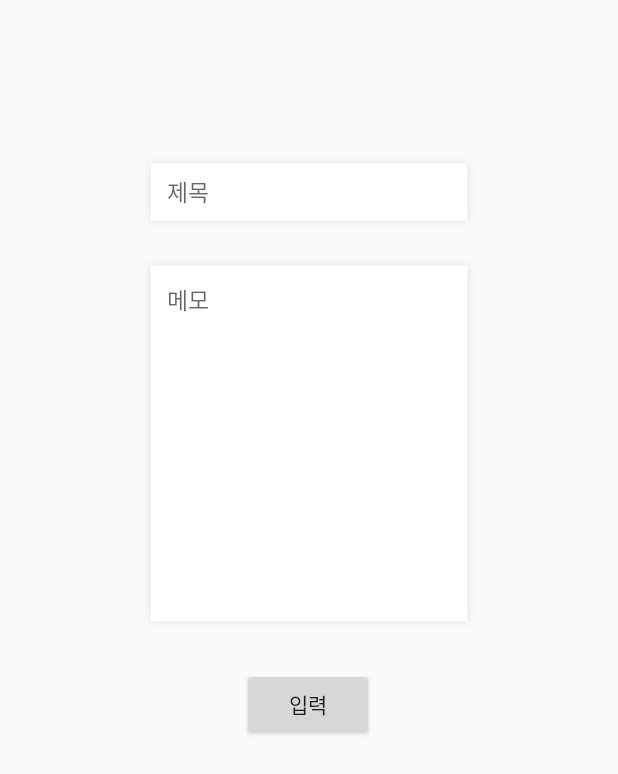
After one commit to mtw9411/2019_Khuthon, an Android app: the layout etc_dialog.xml on its own in the app's theme, with its tools: preview values and no code run, on a phone screen of 412 x 824 dp. The commit adds this screen. Shown: the top 774 px of the screen. Run offline under Robolectric (Android 15) with nearby library versions, the phone set to English and light mode, and no system bars.

Commit message:
etc 완성

```diff
--- a/Khuthon2019/app/src/main/res/layout/activity_memo4.xml
+++ b/Khuthon2019/app/src/main/res/layout/activity_memo4.xml
@@ -41,7 +41,7 @@
         app:layout_constraintTop_toBottomOf="@+id/topbar" />
 
     <ImageView
-        android:id="@+id/imageView7"
+        android:id="@+id/etc_plusbutton"
         android:layout_width="25dp"
         android:layout_height="25dp"
         android:layout_marginEnd="24dp"
--- /dev/null
+++ b/Khuthon2019/app/src/main/res/layout/etc_dialog.xml
@@ -0,0 +1,59 @@
+<?xml version="1.0" encoding="utf-8"?>
+<android.support.constraint.ConstraintLayout
+    xmlns:android="http://schemas.android.com/apk/res/android"
+    xmlns:app="http://schemas.android.com/apk/res-auto"
+    xmlns:tools="http://schemas.android.com/tools"
+    android:layout_width="match_parent"
+    android:layout_height="match_parent">
+
+    <EditText
+        android:id="@+id/etc_diatitle"
+        android:layout_width="wrap_content"
+        android:layout_height="wrap_content"
+        android:layout_marginStart="8dp"
+        android:layout_marginLeft="8dp"
+        android:layout_marginTop="100dp"
+        android:layout_marginEnd="8dp"
+        android:layout_marginRight="8dp"
+        android:background="@mipmap/etcname"
+        android:ems="10"
+        android:hint="제목"
+        android:inputType="textPersonName"
+        android:paddingStart="20sp"
+        android:paddingEnd="20sp"
+        android:textSize="15sp"
+        app:layout_constraintEnd_toEndOf="parent"
+        app:layout_constraintStart_toStartOf="parent"
+        app:layout_constraintTop_toTopOf="parent" />
+
+    <EditText
+        android:id="@+id/etc_diacont"
+        android:layout_width="wrap_content"
+        android:layout_height="wrap_content"
+
+        android:layout_marginTop="12dp"
+        android:background="@mipmap/etcmeno"
+        android:ems="10"
+        android:gravity="top"
+        android:hint="메모"
+        android:inputType="textPersonName"
+        android:padding="20sp"
+        android:textSize="15sp"
+        app:layout_constraintEnd_toEndOf="@+id/etc_diatitle"
+        app:layout_constraintStart_toStartOf="@+id/etc_diatitle"
+        app:layout_constraintTop_toBottomOf="@+id/etc_diatitle" />
+
+    <Button
+        android:id="@+id/setbutton"
+        android:layout_width="wrap_content"
+        android:layout_height="wrap_content"
+        android:layout_marginTop="8dp"
+        android:layout_marginBottom="8dp"
+        android:text="입력"
+        app:layout_constraintBottom_toBottomOf="parent"
+        app:layout_constraintEnd_toEndOf="@+id/etc_diacont"
+        app:layout_constraintHorizontal_bias="0.496"
+        app:layout_constraintStart_toStartOf="@+id/etc_diacont"
+        app:layout_constraintTop_toBottomOf="@+id/etc_diacont"
+        app:layout_constraintVertical_bias="0.042" />
+</android.support.constraint.ConstraintLayout>
```
Also changed, not shown: Khuthon2019/app/src/main/java/com/smartoc/khuthon2019/memo4.java (+113 -0 lines), Khuthon2019/app/src/main/res/drawable/elevation_round.xml (added, +11 -0 lines), Khuthon2019/app/src/main/res/layout/etc_cardview.xml (added, +49 -0 lines), Khuthon2019/app/src/main/res/mipmap-xxhdpi/etcmeno.png (added), Khuthon2019/app/src/main/res/mipmap-xxhdpi/etcname.png (added).
